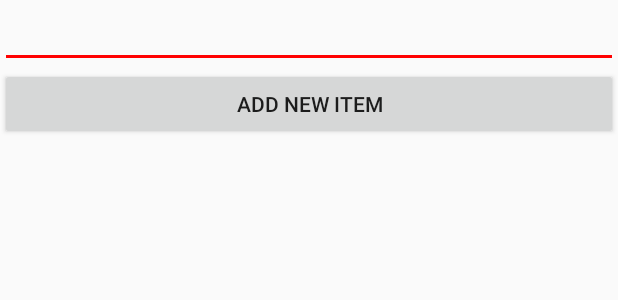
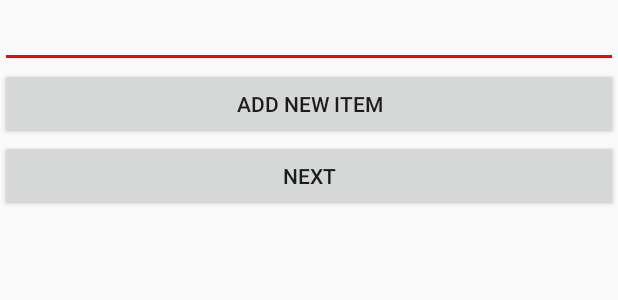
Before and after one commit to lirshindalman/FinalProjectApplication-AvivLir, an Android app: the layout activity_add_ingredient.xml on its own in the app's theme, with its tools: preview values and no code run, on a phone screen of 412 x 824 dp. Shown: the top 300 px of the screen. Run offline under Robolectric (Android 15) with nearby library versions, the phone set to English and light mode, and no system bars.

Commit message:
add ingreduent activity

```diff
--- a/app/src/main/java/com/example/recipeapp/AddIngredientActivity.java
+++ b/app/src/main/java/com/example/recipeapp/AddIngredientActivity.java
@@ -51,8 +51,13 @@ public class AddIngredientActivity extends ListActivity {
 
     //METHOD WHICH WILL HANDLE DYNAMIC INSERTION
     public void addItems(View v) {
-        listItems.add("Clicked : "+ ingredientText.getText());
+        listItems.add("" + ingredientText.getText());
+        ingredientText.setText("");
         adapter.notifyDataSetChanged();
     }
 
+    public void nextBtn(View v){
+
+    }
+
 }
--- a/app/src/main/res/layout/activity_add_ingredient.xml
+++ b/app/src/main/res/layout/activity_add_ingredient.xml
@@ -1,9 +1,10 @@
 <?xml version="1.0" encoding="utf-8"?>
 <LinearLayout
     xmlns:android="http://schemas.android.com/apk/res/android"
+    android:id="@+id/main"
     android:orientation="vertical"
-    android:layout_width="fill_parent"
-    android:layout_height="fill_parent" >
+    android:layout_width="match_parent"
+    android:layout_height="wrap_content" >
 
     <EditText
         android:id="@+id/ingredientText"
@@ -23,4 +24,11 @@
         android:layout_height="fill_parent"
         android:drawSelectorOnTop="false"
         />
+    <Button
+        android:id="@+id/nextBtn"
+        android:text="next"
+        android:layout_width="match_parent"
+        android:layout_height="wrap_content"
+        android:onClick="nextBtn"/>
+
 </LinearLayout>
```
